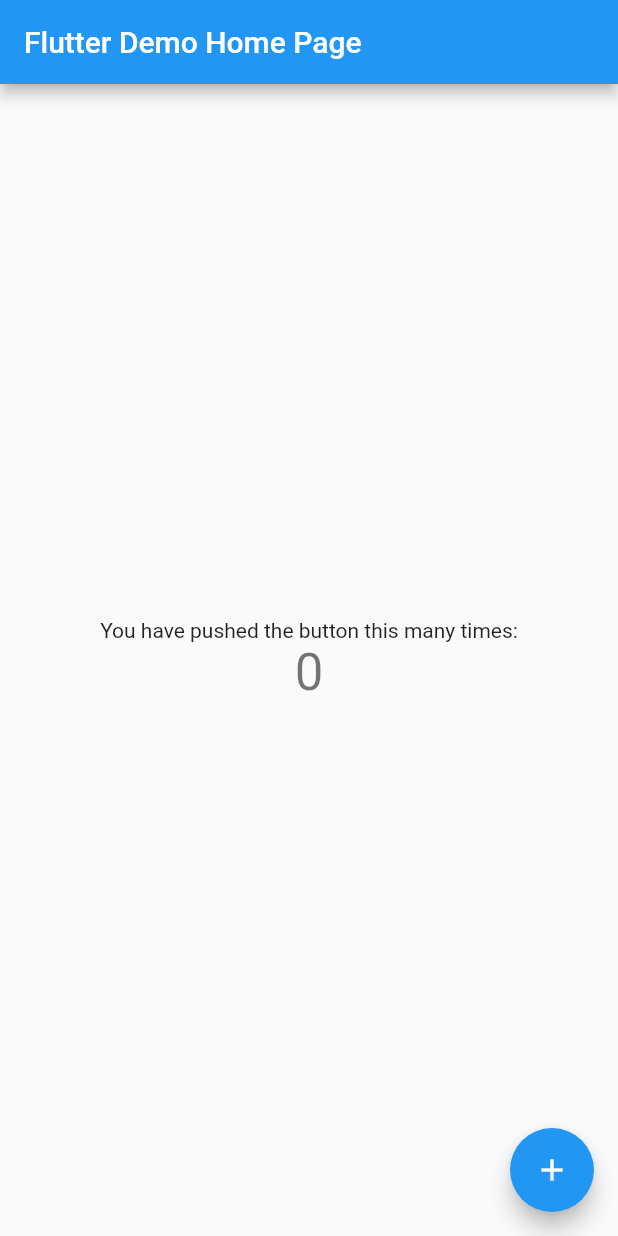
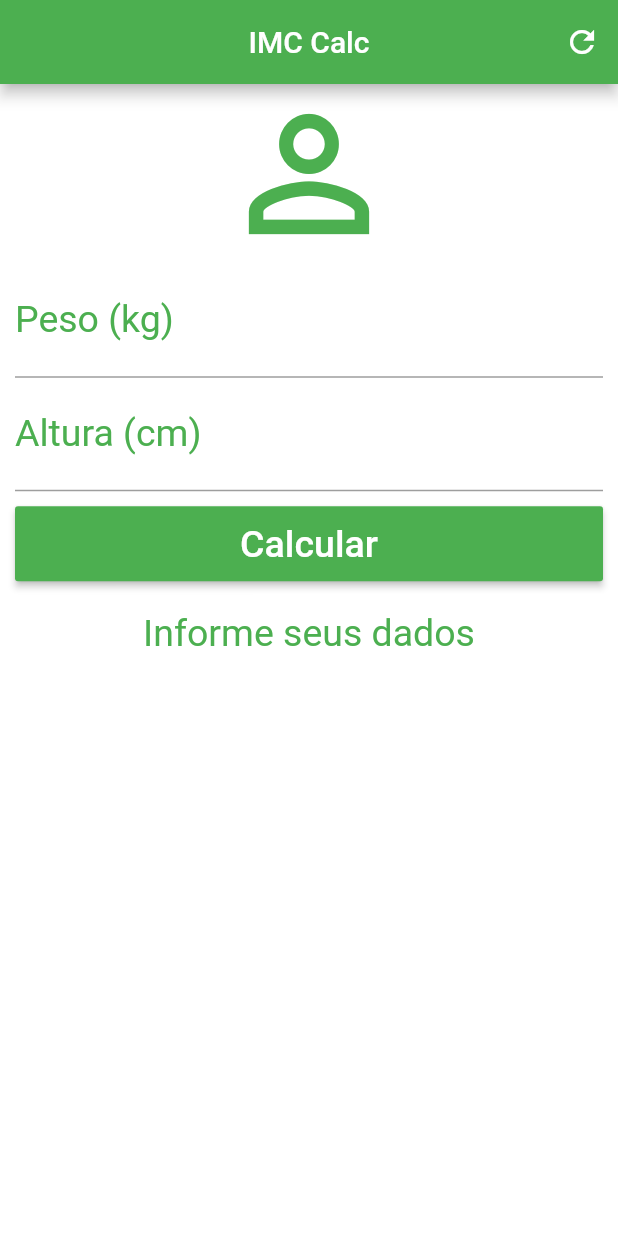
Before and after one commit to jovanidesouza/imc_calc, a Flutter app: the screen it shows after launch, on a phone screen of 412 x 824 dp. Run offline on Flutter 3.47's test engine with Material 2 defaults, Android fonts, the phone set to English and light mode, and no system bars.

Commit message:
IMC cal App

```diff
--- a/lib/main.dart
+++ b/lib/main.dart
@@ -1,117 +1,134 @@
 import 'package:flutter/material.dart';
 
 void main() {
-  runApp(MyApp());
+  runApp(MaterialApp(
+    home: Home(),
+  ));
 }
 
-class MyApp extends StatelessWidget {
-  // This widget is the root of your application.
+class Home extends StatefulWidget {
   @override
-  Widget build(BuildContext context) {
-    return MaterialApp(
-      title: 'Flutter Demo',
-      theme: ThemeData(
-        // This is the theme of your application.
-        //
-        // Try running your application with "flutter run". You'll see the
-        // application has a blue toolbar. Then, without quitting the app, try
-        // changing the primarySwatch below to Colors.green and then invoke
-        // "hot reload" (press "r" in the console where you ran "flutter run",
-        // or simply save your changes to "hot reload" in a Flutter IDE).
-        // Notice that the counter didn't reset back to zero; the application
-        // is not restarted.
-        primarySwatch: Colors.blue,
-        // This makes the visual density adapt to the platform that you run
-        // the app on. For desktop platforms, the controls will be smaller and
-        // closer together (more dense) than on mobile platforms.
-        visualDensity: VisualDensity.adaptivePlatformDensity,
-      ),
-      home: MyHomePage(title: 'Flutter Demo Home Page'),
-    );
-  }
+  _HomeState createState() => _HomeState();
 }
 
-class MyHomePage extends StatefulWidget {
-  MyHomePage({Key key, this.title}) : super(key: key);
+class _HomeState extends State<Home> {
+  TextEditingController weightController = TextEditingController();
+  TextEditingController heightController = TextEditingController();
 
-  // This widget is the home page of your application. It is stateful, meaning
-  // that it has a State object (defined below) that contains fields that affect
-  // how it looks.
+  GlobalKey<FormState> _formKey = GlobalKey<FormState>();
 
-  // This class is the configuration for the state. It holds the values (in this
-  // case the title) provided by the parent (in this case the App widget) and
-  // used by the build method of the State. Fields in a Widget subclass are
-  // always marked "final".
+  String _infoText = "Informe seus dados";
 
-  final String title;
-
-  @override
-  _MyHomePageState createState() => _MyHomePageState();
+  void _resetFields() {
+    weightController.text = "";
+    heightController.text = "";
+    setState(() {
+      _infoText = "Informe seus dados";
+    });
   }
 
-class _MyHomePageState extends State<MyHomePage> {
-  int _counter = 0;
+  void _calculate() {
+    setState(() {
+      double weight = double.parse(weightController.text);
+      double height = double.parse(heightController.text) / 100;
+      double imc = weight / (height * height);
 
-  void _incrementCounter() {
-    setState(() {
-      // This call to setState tells the Flutter framework that something has
-      // changed in this State, which causes it to rerun the build method below
-      // so that the display can reflect the updated values. If we changed
-      // _counter without calling setState(), then the build method would not be
-      // called again, and so nothing would appear to happen.
-      _counter++;
+      if (imc < 18.6) {
+        _infoText = "Abaixo de Peso (${imc.toStringAsPrecision(4)})";
+      } else if (imc >= 18.6 && imc < 24.9) {
+        _infoText = "Peso Ideal (${imc.toStringAsPrecision(4)})";
+      } else if (imc >= 24.9 && imc < 29.9) {
+        _infoText = "Levemente Acima do Peso (${imc.toStringAsPrecision(4)})";
+      } else if (imc >= 29.9 && imc < 34.9) {
+        _infoText = "Obesidade Grau I (${imc.toStringAsPrecision(4)})";
+      } else if (imc >= 34.9 && imc < 39.9) {
+        _infoText = "Obesidade Grau II (${imc.toStringAsPrecision(4)})";
+      } else if (imc >= 40.0) {
+        _infoText = "Obesidade Grau III (${imc.toStringAsPrecision(4)})";
+      }
     });
   }
 
   @override
   Widget build(BuildContext context) {
-    // This method is rerun every time setState is called, for instance as done
-    // by the _incrementCounter method above.
-    //
-    // The Flutter framework has been optimized to make rerunning build methods
-    // fast, so that you can just rebuild anything that needs updating rather
-    // than having to individually change instances of widgets.
     return Scaffold(
         appBar: AppBar(
-        // Here we take the value from the MyHomePage object that was created by
-        // the App.build method, and use it to set our appbar title.
-        title: Text(widget.title),
+          title: Text("IMC Calc"),
+          centerTitle: true,
+          backgroundColor: Colors.green,
+          actions: <Widget>[
+            IconButton(
+              icon: Icon(Icons.refresh),
+              onPressed: _resetFields,
+            )
+          ],
         ),
-      body: Center(
-        // Center is a layout widget. It takes a single child and positions it
-        // in the middle of the parent.
+        backgroundColor: Colors.white,
+        body: SingleChildScrollView(
+            padding: EdgeInsets.fromLTRB(10.0, 0.0, 10.0, 0.0),
+            child: Form(
+              key: _formKey,
               child: Column(
-          // Column is also a layout widget. It takes a list of children and
-          // arranges them vertically. By default, it sizes itself to fit its
-          // children horizontally, and tries to be as tall as its parent.
-          //
-          // Invoke "debug painting" (press "p" in the console, choose the
-          // "Toggle Debug Paint" action from the Flutter Inspector in Android
-          // Studio, or the "Toggle Debug Paint" command in Visual Studio Code)
-          // to see the wireframe for each widget.
-          //
-          // Column has various properties to control how it sizes itself and
-          // how it positions its children. Here we use mainAxisAlignment to
-          // center the children vertically; the main axis here is the vertical
-          // axis because Columns are vertical (the cross axis would be
-          // horizontal).
-          mainAxisAlignment: MainAxisAlignment.center,
+                crossAxisAlignment: CrossAxisAlignment.stretch,
                 children: <Widget>[
-            Text(
-              'You have pushed the button this many times:',
+                  Icon(
+                    Icons.person_outline,
+                    size: 120.0,
+                    color: Colors.green,
+                  ),
+                  TextFormField(
+                    keyboardType: TextInputType.number,
+                    decoration: InputDecoration(
+                        labelText: "Peso (kg)",
+                        labelStyle: TextStyle(color: Colors.green)),
+                    textAlign: TextAlign.center,
+                    style: TextStyle(color: Colors.green, fontSize: 25.0),
+                    controller: weightController,
+                    validator: (value) {
+                      if (value.isEmpty) {
+                        return "Insira seu Peso!";
+                      }
+                    },
+                  ),
+                  TextFormField(
+                    keyboardType: TextInputType.number,
+                    decoration: InputDecoration(
+                        labelText: "Altura (cm)",
+                        labelStyle: TextStyle(color: Colors.green)),
+                    textAlign: TextAlign.center,
+                    style: TextStyle(color: Colors.green, fontSize: 25.0),
+                    controller: heightController,
+                    validator: (value) {
+                      if (value.isEmpty) {
+                        return "Insira sua Altura!";
+                      }
+                    },
+                  ),
+                  Padding(
+                    padding: EdgeInsets.only(top: 10.0, bottom: 20.0),
+                    child: Container(
+                      height: 50.0,
+                      child: RaisedButton(
+                        onPressed: () {
+                          if (_formKey.currentState.validate()) {
+                            _calculate();
+                          }
+                        },
+                        child: Text(
+                          "Calcular",
+                          style: TextStyle(color: Colors.white, fontSize: 25.0),
+                        ),
+                        color: Colors.green,
+                      ),
+                    ),
                   ),
                   Text(
-              '$_counter',
-              style: Theme.of(context).textTheme.headline4,
-            ),
+                    _infoText,
+                    textAlign: TextAlign.center,
+                    style: TextStyle(color: Colors.green, fontSize: 25.0),
+                  )
                 ],
               ),
-      ),
-      floatingActionButton: FloatingActionButton(
-        onPressed: _incrementCounter,
-        tooltip: 'Increment',
-        child: Icon(Icons.add),
-      ), // This trailing comma makes auto-formatting nicer for build methods.
-    );
+            )));
   }
 }
```
Also changed, not shown: 2 other files. Lines whose indentation alone changed are shown as unchanged.
